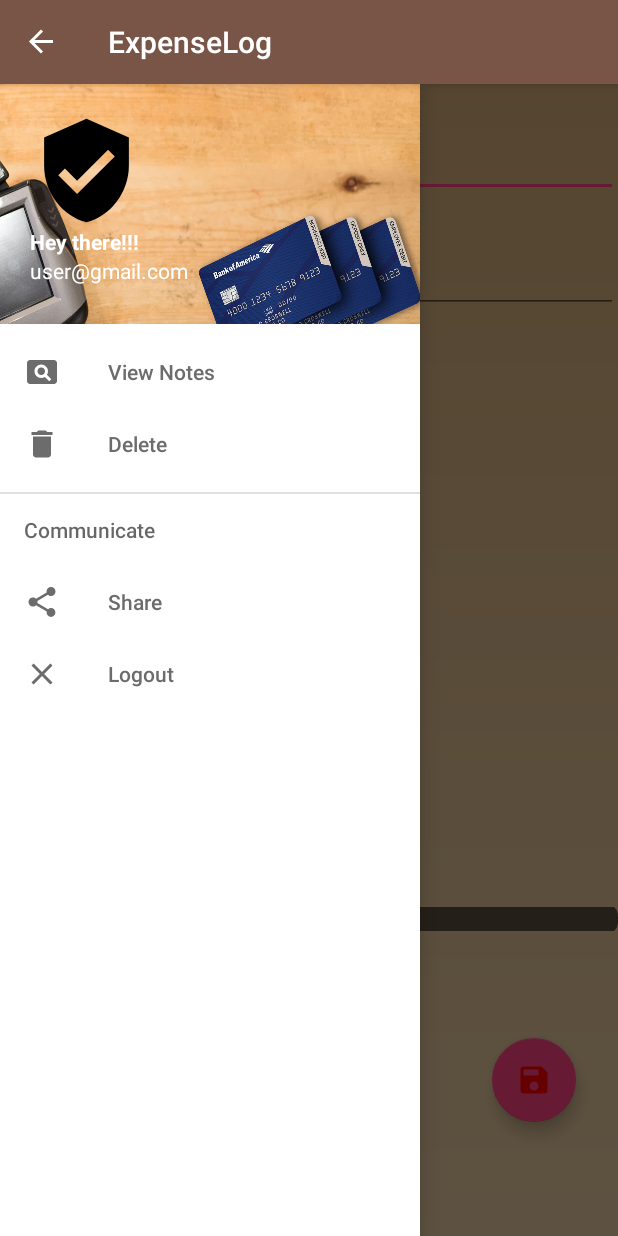
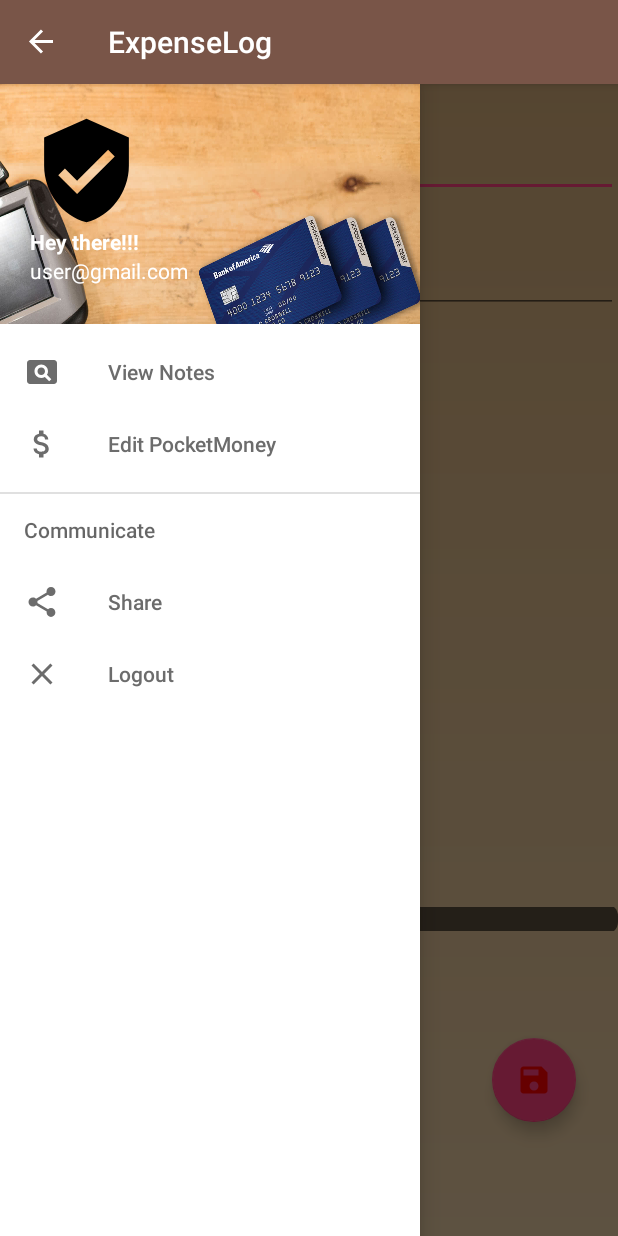
Before and after one commit to RSandhir/ExpenseLog, an Android app: the screen it shows after launch once a user with an empty profile is signed in (MainActivity), with the side drawer open, on a phone screen of 412 x 824 dp. Run offline under Robolectric (Android 15) with nearby library versions, the phone set to English and light mode, and no system bars; our stand-ins replace Firebase (no records; nobody signed in at launch, a user with empty details on screens opened directly).

Commit message:
Added try/catch and edit pocketmoney option

```diff
--- /dev/null
+++ b/app/src/main/res/drawable/ic_money_black_24dp.xml
@@ -0,0 +1,9 @@
+<vector xmlns:android="http://schemas.android.com/apk/res/android"
+    android:width="24dp"
+    android:height="24dp"
+    android:viewportWidth="24.0"
+    android:viewportHeight="24.0">
+    <path
+        android:fillColor="#FF000000"
+        android:pathData="M11.8,10.9c-2.27,-0.59 -3,-1.2 -3,-2.15 0,-1.09 1.01,-1.85 2.7,-1.85 1.78,0 2.44,0.85 2.5,2.1h2.21c-0.07,-1.72 -1.12,-3.3 -3.21,-3.81V3h-3v2.16c-1.94,0.42 -3.5,1.68 -3.5,3.61 0,2.31 1.91,3.46 4.7,4.13 2.5,0.6 3,1.48 3,2.41 0,0.69 -0.49,1.79 -2.7,1.79 -2.06,0 -2.87,-0.92 -2.98,-2.1h-2.2c0.12,2.19 1.76,3.42 3.68,3.83V21h3v-2.15c1.95,-0.37 3.5,-1.5 3.5,-3.55 0,-2.84 -2.43,-3.81 -4.7,-4.4z" />
+</vector>
--- a/app/src/main/res/menu/drawermenu.xml
+++ b/app/src/main/res/menu/drawermenu.xml
@@ -4,7 +4,10 @@
     <group android:checkableBehavior="single">
 
     <item android:id="@+id/viewnotes" android:title="View Notes" android:icon="@drawable/ic_pageview_black_24dp"></item>
-    <item android:id="@+id/delete" android:title="Delete" android:icon="@drawable/ic_delete_black_24dp"></item>
+        <item
+            android:id="@+id/edit_pmoney"
+            android:icon="@drawable/ic_money_black_24dp"
+            android:title="Edit PocketMoney"></item>
     </group>
     <item android:id="@+id/i6" android:title="Communicate" android:icon="@drawable/ic_share_black_24dp">
     <menu>
```
Also changed, not shown: app/src/main/java/com/rsandhir/expenselog/LoginActivity.java (+9 -4 lines), app/src/main/java/com/rsandhir/expenselog/MainActivity.java (+16 -7 lines), app/src/main/java/com/rsandhir/expenselog/RegisterActivity.java (+8 -4 lines), app/src/main/java/com/rsandhir/expenselog/pocketmoney.java (+10 -5 lines).
